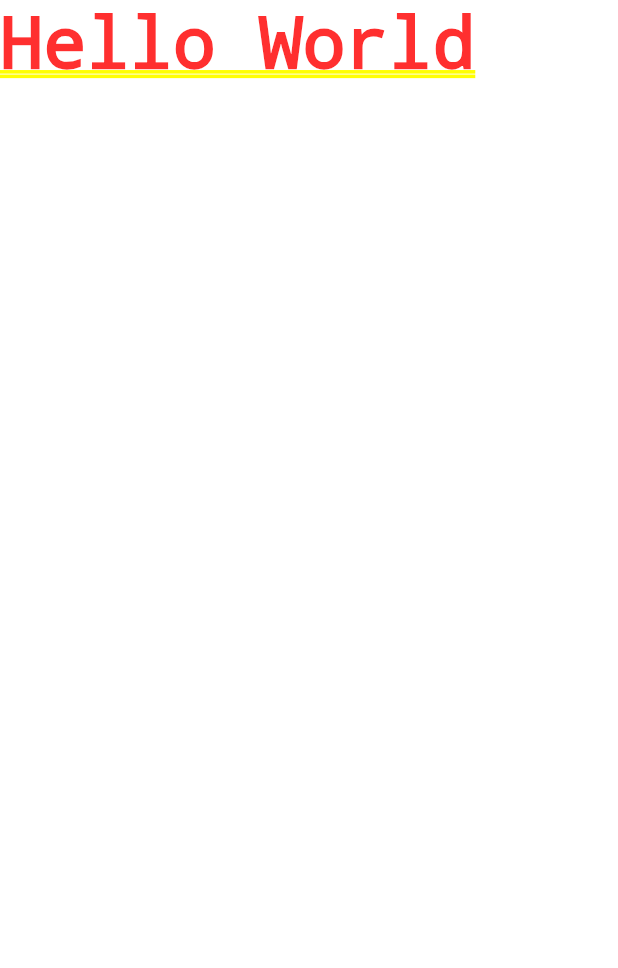
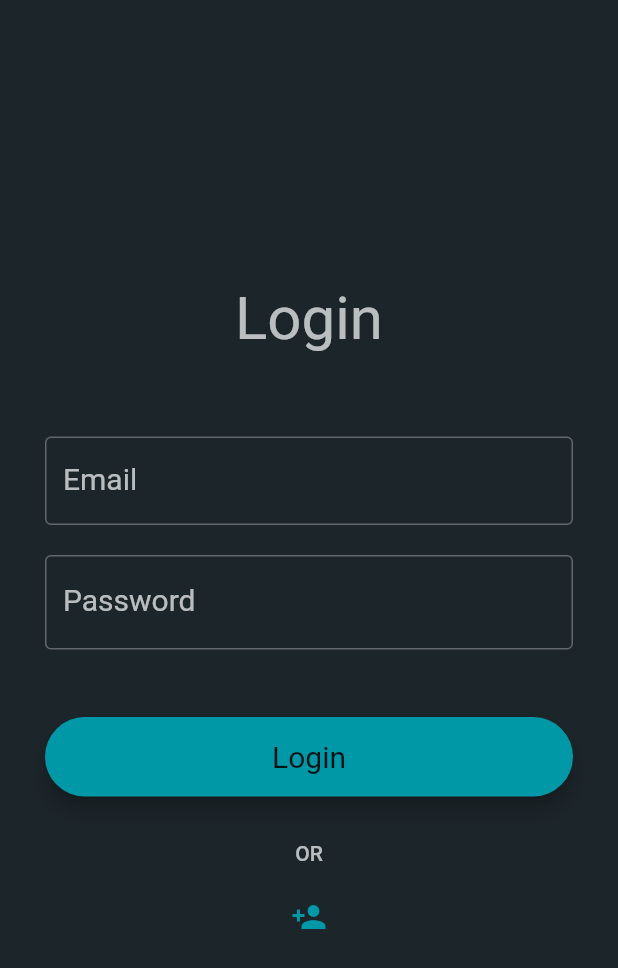
Before and after one commit to herry88/smarthomebackendlaravel, a Flutter app: the screen it shows after launch, on a phone screen of 412 x 824 dp. Shown: the top 968 px of the screen. Run offline on Flutter 3.47's test engine with Material 2 defaults, Android fonts, the phone set to English and light mode, and no system bars.

Commit message:
login page done

```diff
--- a/lib/main.dart
+++ b/lib/main.dart
@@ -1,5 +1,6 @@
 import 'package:flutter/material.dart';
 import 'package:smarthomebackendlaravel/views/homepage.dart';
+import 'package:smarthomebackendlaravel/views/loginpage.dart';
 
 void main() {
   runApp(const MyApp());
@@ -11,7 +12,8 @@ class MyApp extends StatelessWidget {
   @override
   Widget build(BuildContext context) {
     return MaterialApp(
-      home: MyHomePage(),
+      theme: ThemeData.dark(),
+      home: Login(),
     );
   }
 }
--- a/lib/views/homepage.dart
+++ b/lib/views/homepage.dart
@@ -10,8 +10,10 @@ class MyHomePage extends StatefulWidget {
 class _MyHomePageState extends State<MyHomePage> {
   @override
   Widget build(BuildContext context) {
-    return Container(
-      child: Text('Hello World'),
+    return Scaffold(
+      appBar: AppBar(
+        title: const Text('Home'),
+      ),
     );
   }
 }
--- /dev/null
+++ b/lib/views/loginpage.dart
@@ -0,0 +1,140 @@
+import 'package:flutter/material.dart';
+
+class Login extends StatefulWidget {
+  const Login({Key? key}) : super(key: key);
+
+  @override
+  _LoginState createState() => _LoginState();
+}
+
+class _LoginState extends State<Login> {
+  @override
+  Widget build(BuildContext context) {
+    return Scaffold(
+      backgroundColor: Colors.blueGrey[900],
+      body: SingleChildScrollView(
+        child: Container(
+          height: MediaQuery.of(context).size.height,
+          color: Colors.black26,
+          padding: const EdgeInsets.all(30.0),
+          child: Form(
+            child: Column(
+              mainAxisAlignment: MainAxisAlignment.center,
+              crossAxisAlignment: CrossAxisAlignment.center,
+              children: [
+                const SizedBox(
+                  height: 16.0,
+                ),
+                const Text(
+                  'Login',
+                  style: TextStyle(
+                    fontSize: 40.0,
+                    color: Colors.white70,
+                    fontWeight: FontWeight.w400,
+                  ),
+                ),
+                const SizedBox(
+                  height: 55.0,
+                ),
+                TextFormField(
+                  decoration: const InputDecoration(
+                    labelText: 'Email',
+                    hintText: 'example@something.com',
+                    hintStyle: TextStyle(
+                      color: Colors.white54,
+                      fontSize: 11,
+                      fontWeight: FontWeight.w300,
+                    ),
+                    labelStyle: TextStyle(
+                      color: Colors.white70,
+                      fontSize: 20.0,
+                    ),
+                    enabledBorder: OutlineInputBorder(
+                      // borderRadius: BorderRadius.circular(32.0),
+                      borderSide: BorderSide(color: Colors.white30, width: 1),
+                    ),
+                  ),
+                ),
+                const SizedBox(
+                  height: 20.0,
+                ),
+                TextField(
+                  obscureText: true,
+                  style: TextStyle(
+                    color: Colors.white70,
+                    fontSize: 20.0,
+                  ),
+                  decoration: InputDecoration(
+                    // contentPadding: EdgeInsets.fromLTRB(25.0, 17.0, 20.0, 17.0),
+                    hintText: 'Password',
+                    hintStyle: TextStyle(
+                      color: Colors.white54,
+                      fontSize: 11,
+                      fontWeight: FontWeight.w300,
+                    ),
+                    labelText: 'Password',
+                    labelStyle: TextStyle(
+                      color: Colors.white70,
+                      fontSize: 20.0,
+                    ),
+                    enabledBorder: OutlineInputBorder(
+                      // borderRadius: BorderRadius.circular(32.0),
+                      borderSide: BorderSide(color: Colors.white30, width: 1),
+                    ),
+                  ),
+                ),
+                const SizedBox(
+                  height: 45.0,
+                ),
+                Material(
+                  elevation: 5.0,
+                  borderRadius: BorderRadius.circular(30.0),
+                  color: Colors.cyan[700],
+                  child: MaterialButton(
+                    minWidth: MediaQuery.of(context).size.width,
+                    padding: const EdgeInsets.fromLTRB(20.0, 15.0, 20.0, 15.0),
+                    onPressed: () {},
+                    child: const Text(
+                      'Login',
+                      textAlign: TextAlign.center,
+                      style: TextStyle(
+                        fontSize: 20.0,
+                        color: Colors.black87,
+                        fontWeight: FontWeight.w400,
+                      ),
+                    ),
+                  ),
+                ),
+                const SizedBox(height: 30.0),
+                Container(
+                  width: MediaQuery.of(context).size.width,
+                  child: Row(
+                    mainAxisAlignment: MainAxisAlignment.center,
+                    crossAxisAlignment: CrossAxisAlignment.center,
+                    mainAxisSize: MainAxisSize.min,
+                    children: [
+                      const Text(
+                        'OR',
+                        style: const TextStyle(
+                            color: Colors.white70, fontWeight: FontWeight.w500),
+                      ),
+                    ],
+                  ),
+                ),
+                const SizedBox(height: 10.0),
+                IconButton(
+                  icon: Icon(
+                    Icons.person_add,
+                    color: Colors.cyan[700],
+                  ),
+                  onPressed: () {},
+                ),
+                const SizedBox(height: 16.0),
+              ],
+            ),
+          ),
+        ),
+      ),
+    );
+  }
+}
```
